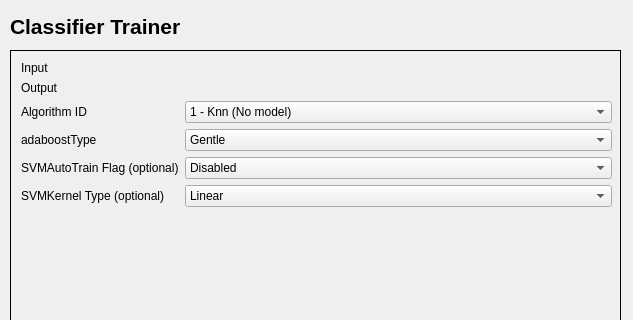
This is atr_classifier_trainer/classifier_trainer_dialog_base.ui in AUGSignals/qgis-plugins as Qt 5 draws it before an edit; both pictures show x 0 to 633 and y 0 to 320 of the 633 by 605 pixel window. The edited form follows.
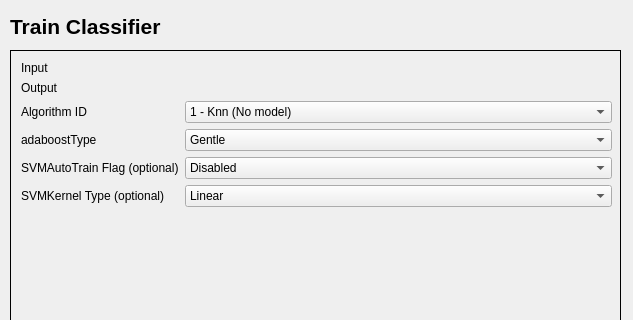
This is the edited form. Icons and pictures are not drawn. Custom widgets are drawn as their Qt base class.

What changed in the file:
```diff
--- a/atr_classifier_trainer/classifier_trainer_dialog_base.ui
+++ b/atr_classifier_trainer/classifier_trainer_dialog_base.ui
@@ -260,7 +260,7 @@
     <rect>
      <x>10</x>
      <y>10</y>
-     <width>247</width>
+     <width>601</width>
      <height>33</height>
     </rect>
    </property>
@@ -269,7 +269,7 @@
 &lt;html&gt;&lt;head&gt;&lt;meta name=&quot;qrichtext&quot; content=&quot;1&quot; /&gt;&lt;style type=&quot;text/css&quot;&gt;
 p, li { white-space: pre-wrap; }
 &lt;/style&gt;&lt;/head&gt;&lt;body style=&quot; font-family:'MS Shell Dlg 2'; font-size:8pt; font-weight:400; font-style:normal;&quot;&gt;
-&lt;p style=&quot; margin-top:0px; margin-bottom:0px; margin-left:0px; margin-right:0px; -qt-block-indent:0; text-indent:0px;&quot;&gt;&lt;span style=&quot; font-family:'Sans Serif'; font-size:16pt; font-weight:600;&quot;&gt;Classifier Trainer&lt;/span&gt;&lt;/p&gt;&lt;/body&gt;&lt;/html&gt;</string>
+&lt;p style=&quot; margin-top:0px; margin-bottom:0px; margin-left:0px; margin-right:0px; -qt-block-indent:0; text-indent:0px;&quot;&gt;&lt;span style=&quot; font-family:'Sans Serif'; font-size:16pt; font-weight:600;&quot;&gt;Train Classifier&lt;/span&gt;&lt;/p&gt;&lt;/body&gt;&lt;/html&gt;</string>
    </property>
   </widget>
  </widget>
```
Left out of the diff: 21 changed lines with no effect on the pictures.
